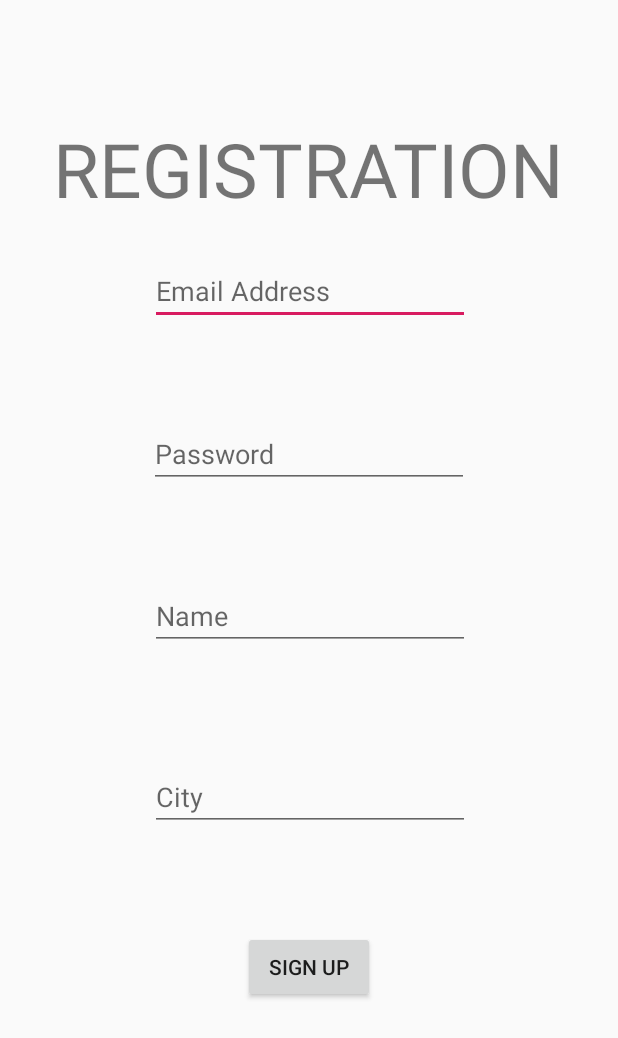
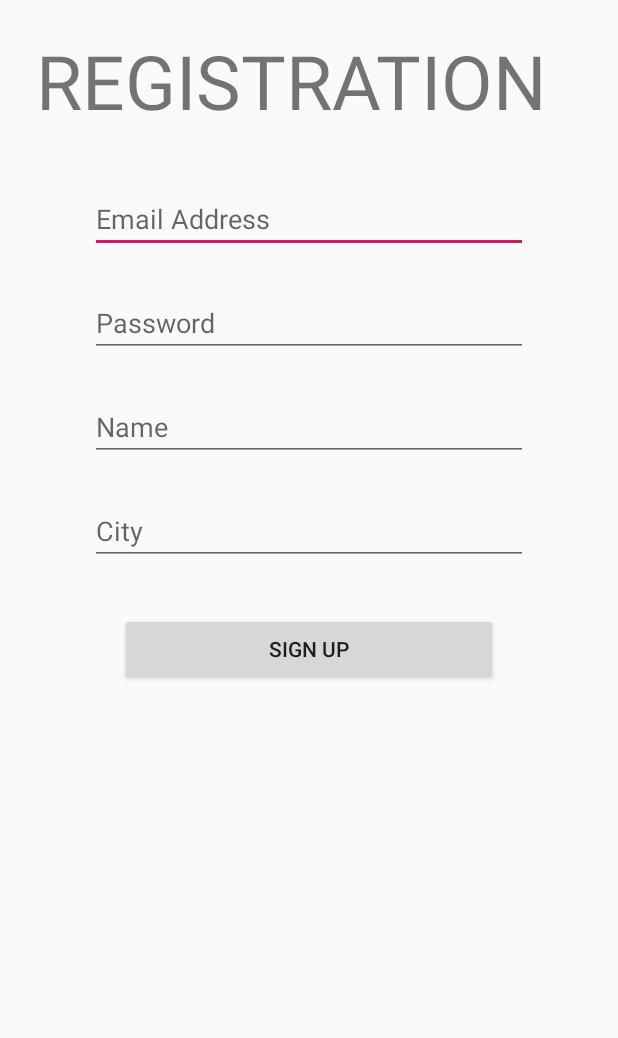
Before and after one commit to aakarshitpandey/FoodShareBoilerMake2018, an Android app: the layout activity_register.xml on its own in the app's theme, with its tools: preview values and no code run, on a phone screen of 412 x 824 dp. Shown: the top 1038 px of the screen. Run offline under Robolectric (Android 15) with nearby library versions, the light colour scheme and no system bars.

Commit message:
a lot of changes

```diff
--- a/app/src/main/java/com/boilermake/foodshare/foodshare_boilermake2018/LoginActivity.java
+++ b/app/src/main/java/com/boilermake/foodshare/foodshare_boilermake2018/LoginActivity.java
@@ -20,7 +20,7 @@ public class LoginActivity extends AppCompatActivity {
     private EditText mPassword;
     private FirebaseAuth mAuth;
     private FirebaseAuth.AuthStateListener mAuthListener;
-    private TextView createAccount;
+    private Button createAccount;
     private Button login;
     private final String invalidUserInfo = "Invalid username or password";
 
--- a/app/src/main/res/layout/activity_register.xml
+++ b/app/src/main/res/layout/activity_register.xml
@@ -10,89 +10,92 @@
 
     <TextView
         android:id="@+id/Intro"
-        android:layout_width="wrap_content"
-        android:layout_height="wrap_content"
-        android:layout_marginBottom="8dp"
+        android:layout_width="0dp"
+        android:layout_height="71dp"
+        android:layout_marginStart="24dp"
+        android:layout_marginTop="20dp"
         android:layout_marginEnd="8dp"
-        android:layout_marginStart="8dp"
         android:text="@string/registrationIntro"
         android:textSize="50sp"
         android:visibility="visible"
-        app:layout_constraintBottom_toTopOf="@+id/Email"
         app:layout_constraintEnd_toEndOf="parent"
-        app:layout_constraintHorizontal_bias="0.501"
-        app:layout_constraintStart_toStartOf="parent"
-        app:layout_constraintTop_toTopOf="parent"
-        app:layout_constraintVertical_bias="0.82" />
-
-    <EditText
-        android:id="@+id/Email"
-        android:layout_width="wrap_content"
-        android:layout_height="wrap_content"
-        android:layout_marginEnd="8dp"
-        android:layout_marginStart="8dp"
-        android:ems="10"
-        android:hint="@string/emailAddress"
-        android:inputType="textEmailAddress"
-        app:layout_constraintBottom_toTopOf="@+id/NameEditText"
-        app:layout_constraintEnd_toEndOf="parent"
-        app:layout_constraintHorizontal_bias="0.503"
+        app:layout_constraintHorizontal_bias="0.5"
         app:layout_constraintStart_toStartOf="parent"
         app:layout_constraintTop_toTopOf="parent" />
 
     <EditText
+        android:id="@+id/Email"
+        android:layout_width="0dp"
+        android:layout_height="wrap_content"
+        android:layout_marginStart="60dp"
+        android:layout_marginTop="32dp"
+        android:layout_marginEnd="60dp"
+        android:ems="10"
+        android:hint="@string/emailAddress"
+        android:inputType="textEmailAddress"
+        app:layout_constraintEnd_toEndOf="parent"
+        app:layout_constraintHorizontal_bias="0.0"
+        app:layout_constraintStart_toStartOf="parent"
+        app:layout_constraintTop_toBottomOf="@+id/Intro" />
+
+    <EditText
         android:id="@+id/Password"
-        android:layout_width="wrap_content"
+        android:layout_width="0dp"
         android:layout_height="wrap_content"
-        android:layout_marginEnd="8dp"
-        android:layout_marginStart="8dp"
+        android:layout_marginStart="60dp"
+        android:layout_marginTop="24dp"
+        android:layout_marginEnd="60dp"
         android:ems="10"
         android:hint="@string/password1"
         android:inputType="textPassword"
         android:selectAllOnFocus="true"
-        app:layout_constraintBottom_toTopOf="@+id/NameEditText"
         app:layout_constraintEnd_toEndOf="parent"
+        app:layout_constraintHorizontal_bias="0.0"
         app:layout_constraintStart_toStartOf="parent"
         app:layout_constraintTop_toBottomOf="@+id/Email" />
 
     <EditText
         android:id="@+id/City"
-        android:layout_width="wrap_content"
+        android:layout_width="0dp"
         android:layout_height="wrap_content"
+        android:layout_marginStart="60dp"
+        android:layout_marginTop="24dp"
+        android:layout_marginEnd="60dp"
         android:ems="10"
         android:hint="@string/city"
         android:inputType="textMultiLine"
-        app:layout_constraintBottom_toBottomOf="parent"
         app:layout_constraintEnd_toEndOf="parent"
-        app:layout_constraintHorizontal_bias="0.502"
+        app:layout_constraintHorizontal_bias="0.0"
         app:layout_constraintStart_toStartOf="parent"
-        app:layout_constraintTop_toTopOf="parent"
-        app:layout_constraintVertical_bias="0.653" />
+        app:layout_constraintTop_toBottomOf="@+id/NameEditText" />
 
     <EditText
         android:id="@+id/NameEditText"
-        android:layout_width="wrap_content"
+        android:layout_width="0dp"
         android:layout_height="wrap_content"
+        android:layout_marginStart="60dp"
+        android:layout_marginTop="24dp"
+        android:layout_marginEnd="60dp"
         android:ems="10"
         android:hint="@string/name"
         android:inputType="textMultiLine"
-        app:layout_constraintBottom_toBottomOf="parent"
         app:layout_constraintEnd_toEndOf="parent"
-        app:layout_constraintHorizontal_bias="0.502"
+        app:layout_constraintHorizontal_bias="0.0"
         app:layout_constraintStart_toStartOf="parent"
-        app:layout_constraintTop_toTopOf="parent"
-        app:layout_constraintVertical_bias="0.498" />
+        app:layout_constraintTop_toBottomOf="@+id/Password" />
 
     <Button
         android:id="@+id/signUpBttn"
-        android:layout_width="wrap_content"
+        android:layout_width="0dp"
         android:layout_height="wrap_content"
+        android:layout_marginStart="80dp"
+        android:layout_marginTop="32dp"
+        android:layout_marginEnd="80dp"
         android:elevation="15dp"
         android:text="@string/signUp"
-        app:layout_constraintBottom_toBottomOf="parent"
         app:layout_constraintEnd_toEndOf="parent"
+        app:layout_constraintHorizontal_bias="0.49"
         app:layout_constraintStart_toStartOf="parent"
-        app:layout_constraintTop_toTopOf="@+id/NameEditText"
-        app:layout_constraintVertical_bias="0.6" />
+        app:layout_constraintTop_toBottomOf="@+id/City" />
 
 </android.support.constraint.ConstraintLayout>
--- a/app/src/main/res/values/strings.xml
+++ b/app/src/main/res/values/strings.xml
@@ -19,7 +19,7 @@
     <string name="createAccount">create account</string>
     <string name="menuLogout">log out</string>
     <string name="viewProfile">Profile</string>
-    <string name="registrationIntro">REGISTRATION</string>
+    <string name="registrationIntro"> REGISTRATION</string>
     <string name="emailAddress">Email Address</string>
     <string name="password1">Password</string>
     <string name="city">City</string>
```
Also changed, not shown: app/src/main/java/com/boilermake/foodshare/foodshare_boilermake2018/mainPage.java (+15 -3 lines), app/src/main/java/com/boilermake/foodshare/foodshare_boilermake2018/profileDialogBox.java (added, +23 -0 lines), app/src/main/java/com/boilermake/foodshare/foodshare_boilermake2018/register.java (+59 -14 lines), app/src/main/res/layout/activity_login.xml (+5 -7 lines).
